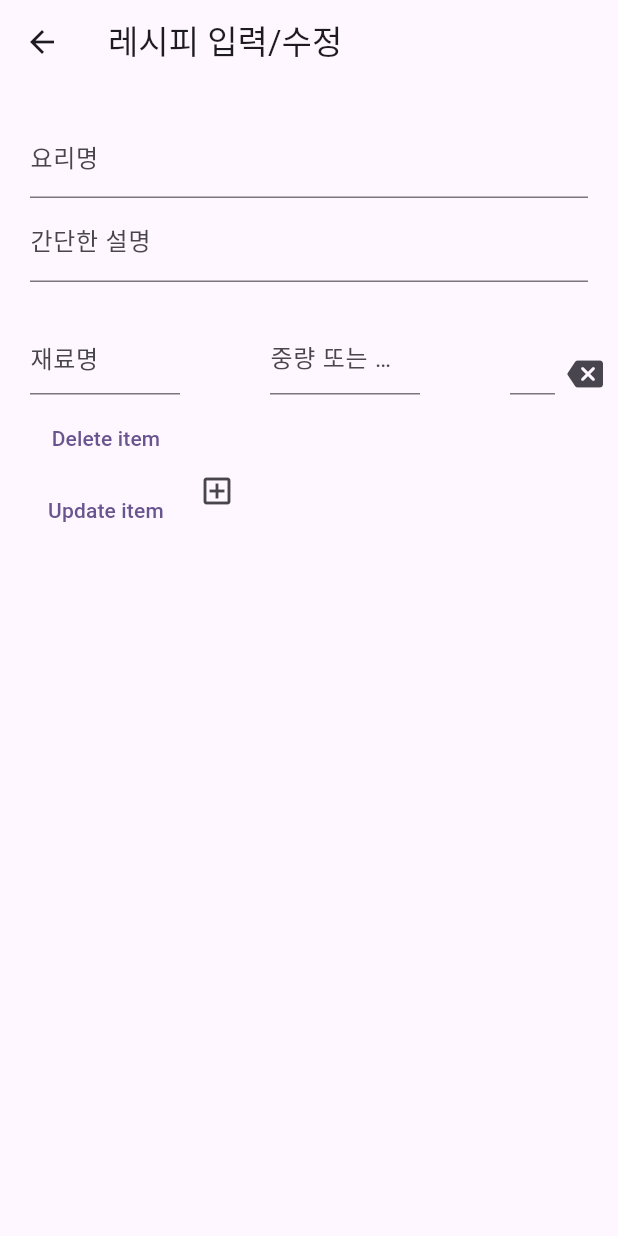
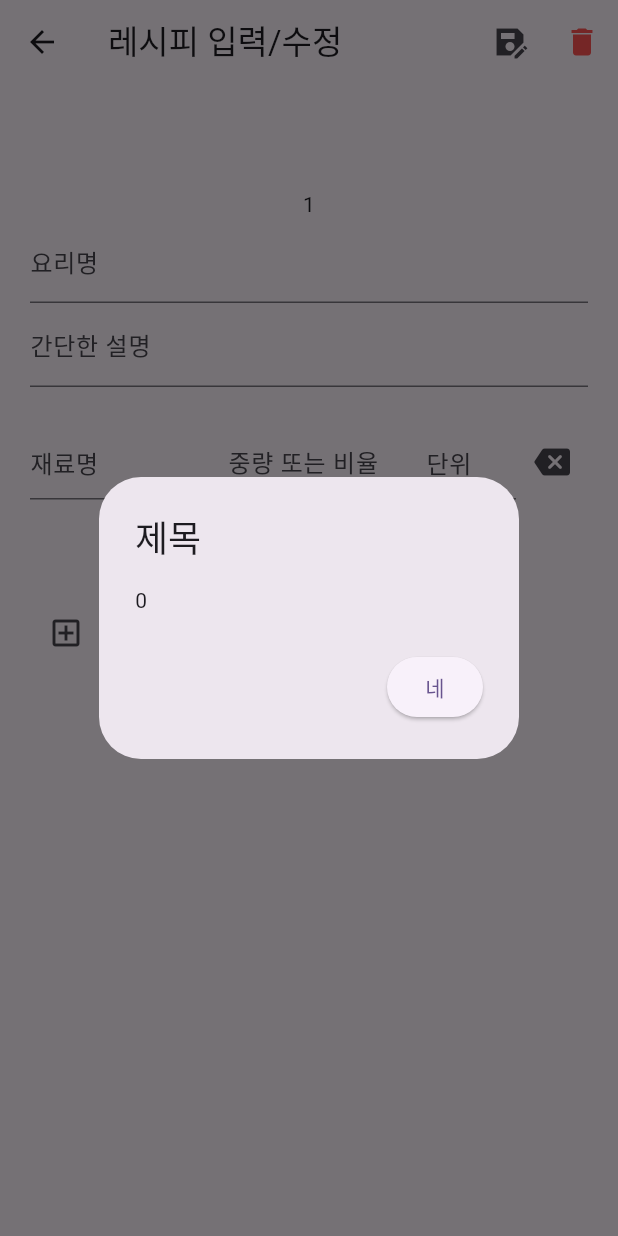
Before and after one commit to KwonSoHyeun/flutter_grams, a Flutter app: the EditCookery screen opened directly with empty values, after a tap on the "add box" icon, after a tap on the "backspace" icon, on a phone screen of 412 x 824 dp. Run offline on Flutter 3.47's test engine with Material 2 defaults, Android fonts, the phone set to English and light mode, and no system bars; our stand-ins replace hive, hive_flutter, logger; accounts and stored records are empty; generated files the repository leaves out were written again.

Commit message:
scroll, 재료명 입력시 키보드 가림버그 수정됨 (+4 squashed commits) Squashed commits: [bda532c] dynamic add/ remove 동작함 [acdbfd2] provider로 변경됨 index 버그 수정중 [0abaf2a] provider ui 연동 작업중 [5164310] ui 수정중

```diff
--- a/lib/main.dart
+++ b/lib/main.dart
@@ -1,8 +1,10 @@
 import 'package:flutter/material.dart';
 import 'package:grams/screen/EditCookery.dart';
 import 'package:grams/services/HiveRepository.dart';
+import 'package:grams/services/ItemProvider.dart';
 import 'package:hive_flutter/adapters.dart';
 import 'package:logger/logger.dart';
+import 'package:provider/provider.dart';
 
 import 'model/cookery.dart';
 
@@ -28,7 +30,12 @@ class MyApp extends StatelessWidget {
 
   @override
   Widget build(BuildContext context) {
-    return MaterialApp(
+    return MultiProvider(
+      providers: [
+        ChangeNotifierProvider<ItemProvider>(create: (_) => ItemProvider()),
+        Provider<String>.value(value: "Kwon")
+      ],
+      child: MaterialApp(
         debugShowCheckedModeBanner: false,
         title: 'Flutter Demo',
         theme: ThemeData(
@@ -36,6 +43,7 @@ class MyApp extends StatelessWidget {
           useMaterial3: true,
         ),
         home: const MyHomePage(title: 'Flutter Demo Home Page C'),
+      ),
     );
   }
 }
--- a/lib/screen/EditCookery.dart
+++ b/lib/screen/EditCookery.dart
@@ -1,11 +1,12 @@
 import 'package:flutter/material.dart';
 import 'package:grams/services/HiveRepository.dart';
-import 'package:grams/widgets/BoxIngredientItems.dart';
 import 'package:logger/logger.dart';
+import 'package:provider/provider.dart';
 
 import '../model/cookery.dart';
 import '../model/ingredient.dart';
-import '../widgets/BoxItems.dart';
+import '../services/ItemProvider.dart';
+import '../widgets/BoxIngredientItems.dart';
 
 var logger = Logger(
   printer: PrettyPrinter(),
@@ -23,6 +24,7 @@ class EditCookery extends StatefulWidget {
 class _EditCookeryState extends State<EditCookery> {
   final titleController = TextEditingController();
   final descController = TextEditingController();
+  final testController = TextEditingController();
 
   late Cookery editCookery;
 
@@ -56,6 +58,8 @@ class _EditCookeryState extends State<EditCookery> {
     await HiveRepository.add(personModel);
   }
 
+  void getListIngredient() {}
+
   Future<void> onUpdatePress(BuildContext context) async {
     editCookery.title = titleController.text;
     editCookery.desc = descController.text;
@@ -68,25 +72,68 @@ class _EditCookeryState extends State<EditCookery> {
     showConfirm(context);
   }
 
-  Column someColumn = Column(
-    children: [BoxItems(), BoxItems()],
-  );
+  var groupWidgetList = <Widget>[];
 
-  var groupWidgets = <Widget>[];
+  // List<Widget> getWidgets() {
+  //   //logger.i(set.elementAt(0));
+  //   logger.i("변경감지!!");
+  //   return groupWidgetList;
+  // }
 
   @override
   Widget build(BuildContext context) {
+    final consumer = Provider.of<ItemProvider>(context);
+
     return Scaffold(
         resizeToAvoidBottomInset: false,
         appBar: AppBar(
           title: Text("레시피 입력/수정"),
+          actions: [
+            Visibility(
+              visible: widget.index < 0,
+              child: IconButton(
+                icon: const Icon(Icons.save),
+                tooltip: 'Open shopping cart',
+                onPressed: () {
+                  onAddPress();
+                  // handle the press
+                },
+              ),
+            ),
+            Visibility(
+              visible: widget.index >= 0,
+              child: IconButton(
+                icon: const Icon(Icons.save_as_sharp),
+                tooltip: 'Open shopping cart',
+                onPressed: () {
+                  onUpdatePress(context); // handle the press
+                },
+              ),
+            ),
+            Visibility(
+              visible: widget.index >= 0,
+              child: IconButton(
+                icon: const Icon(Icons.delete),
+                color: Colors.redAccent,
+                tooltip: 'Open shopping cart',
+                onPressed: () {
+                  onDeletePress(context); // handle the press
+                },
+              ),
+            )
+          ],
         ),
         body: SingleChildScrollView(
+          padding: EdgeInsets.only(
+              top: 50, bottom: MediaQuery.of(context).viewInsets.bottom),
           child: Padding(
             padding: const EdgeInsets.all(20),
             child: Column(
               children: <Widget>[
-                TextField(
+                Text("${consumer.getSize().toString()}"),
+                TextFormField(
+                  scrollPadding: EdgeInsets.only(
+                      bottom: MediaQuery.of(context).viewInsets.bottom),
                   controller: titleController,
                   decoration: const InputDecoration(labelText: '요리명'),
                   keyboardType: TextInputType.text,
@@ -97,51 +144,21 @@ class _EditCookeryState extends State<EditCookery> {
                   keyboardType: TextInputType.text,
                 ),
                 const Padding(padding: EdgeInsets.all(10)),
-                Column(
-                  children: this.groupWidgets,
+                Column(children: consumer.getBoxItems()),
+                const SizedBox(
+                  width: 60,
+                  height: 60,
                 ),
                 Row(
                   children: <Widget>[
-                    Visibility(
-                      visible: widget.index < 0,
-                      child: Column(
-                        children: [
-                          TextButton(
-                            child: Text("save"),
-                            onPressed: () {
-                              onAddPress();
-                            },
-                          ),
-                        ],
-                      ),
-                    ),
-                    Visibility(
-                        visible: widget.index >= 0,
-                        child: Column(
-                          children: [
-                            TextButton(
-                              child: Text("Delete item "),
-                              onPressed: () {
-                                onDeletePress(context);
-                              },
-                            ),
-                            TextButton(
-                              child: Text("Update item "),
-                              onPressed: () {
-                                onUpdatePress(context);
-                              },
-                            ),
-                          ],
-                        )),
                     SizedBox(
-                        height: 18,
-                        width: 18,
                         child: IconButton(
-                          icon: Icon(Icons.add_box_outlined),
-                          onPressed: () {
-                            onAddBoxPress();
-                          },
-                        ))
+                      icon: Icon(Icons.add_box_outlined),
+                      onPressed: () {
+                        consumer.addNewWidgetWithController();
+                        //onAddBoxPress();
+                      },
+                    ))
                   ],
                 )
               ],
@@ -181,6 +198,7 @@ class _EditCookeryState extends State<EditCookery> {
   int boxIndex = 0;
 
   void onAddBoxPress() {
+    logger.d("add ingredient1");
     TextEditingController nameController = TextEditingController();
     TextEditingController rateController = TextEditingController();
     TextEditingController unitController = TextEditingController();
@@ -189,9 +207,10 @@ class _EditCookeryState extends State<EditCookery> {
     rateControllers.add(rateController);
     unitControllers.add(unitController);
 
+    boxIndex++;
+
     setState(() {
-      boxIndex++;
-      this.groupWidgets.add(BoxIngredientItem(
+      this.groupWidgetList.add(BoxIngredientItem(
           boxIndex, nameController, rateController, unitController));
     });
   }
--- /dev/null
+++ b/lib/services/ItemProvider.dart
@@ -0,0 +1,63 @@
+import 'package:flutter/material.dart';
+import 'package:grams/model/ingredient.dart';
+
+import '../widgets/BoxIngredientItems.dart';
+
+class ItemProvider with ChangeNotifier {
+  List<BoxIngredientItem> boxItemWidget = List.empty(growable: true);
+  final List<Ingredient> _itemList = List.empty(growable: true);
+
+  List<TextEditingController> nameControllers = [];
+  List<TextEditingController> rateControllers = [];
+  List<TextEditingController> unitControllers = [];
+
+  int boxIndex = 0;
+
+  List<Ingredient> getItemListAll() {
+    return _itemList;
+  }
+
+  List<BoxIngredientItem> getBoxItems() {
+    return boxItemWidget;
+  }
+
+  int getSize() {
+    return boxItemWidget.length;
+  }
+
+  void addNewWidgetWithController() {
+    TextEditingController nameController = TextEditingController();
+    TextEditingController rateController = TextEditingController();
+    TextEditingController unitController = TextEditingController();
+
+    nameControllers.add(nameController);
+    rateControllers.add(rateController);
+    unitControllers.add(unitController);
+
+    boxItemWidget.add(BoxIngredientItem(
+        boxIndex++, nameController, rateController, unitController));
+    notifyListeners();
+  }
+
+  void addIngredientEmpty() {
+    Ingredient item = Ingredient(name: "", count: 0, unit: "");
+    _itemList.add(item);
+    notifyListeners();
+  }
+
+  void removeIngredientItem(int index) {
+    boxItemWidget.removeAt(index);
+    for (int i = index; i < boxItemWidget.length; i++) {
+      boxItemWidget[i].boxIndex--;
+    }
+
+    --boxIndex;
+    print("ksh index" + index.toString());
+    notifyListeners();
+  }
+
+  void _setIngredientName() async {
+    Ingredient item = Ingredient(name: "", count: 0, unit: "");
+    _itemList.add(item);
+  }
+}
--- a/lib/widgets/BoxIngredientItems.dart
+++ b/lib/widgets/BoxIngredientItems.dart
@@ -1,13 +1,16 @@
 import 'package:flutter/material.dart';
+import 'package:provider/provider.dart';
+
+import '../services/ItemProvider.dart';
 
 class BoxIngredientItem extends StatefulWidget {
-  final int boxIndex;
+  int boxIndex;
   final TextEditingController nameController;
   final TextEditingController rateController;
   final TextEditingController unitController;
 
-  const BoxIngredientItem(this.boxIndex, this.nameController,
-      this.rateController, this.unitController,
+  BoxIngredientItem(this.boxIndex, this.nameController, this.rateController,
+      this.unitController,
       {super.key});
 
   @override
@@ -17,24 +20,30 @@ class BoxIngredientItem extends StatefulWidget {
 class _BoxIngredientItemState extends State<BoxIngredientItem> {
   @override
   Widget build(BuildContext context) {
+    final consumer = Provider.of<ItemProvider>(context);
+
     return Row(
+        mainAxisAlignment: MainAxisAlignment.center,
         // 커스텀 위젯의 내용
         children: [
-          Container(
-            width: 100,
+          Flexible(
+            child: Container(
               height: 50,
-            child: TextField(
+              child: TextFormField(
+                scrollPadding: EdgeInsets.only(
+                    bottom: MediaQuery.of(context).viewInsets.bottom),
                 controller: widget.nameController,
                 decoration: const InputDecoration(labelText: '재료명'),
                 keyboardType: TextInputType.text,
               ),
             ),
+          ),
           const SizedBox(
-            width: 60,
+            width: 8,
             height: 60,
           ),
-          Container(
-            width: 100,
+          Flexible(
+            child: Container(
               height: 50,
               child: TextField(
                 controller: widget.rateController,
@@ -42,11 +51,13 @@ class _BoxIngredientItemState extends State<BoxIngredientItem> {
                 keyboardType: TextInputType.text,
               ),
             ),
+          ),
           const SizedBox(
-            width: 60,
+            width: 8,
+            height: 60,
           ),
           Container(
-            width: 30,
+            width: 60,
             height: 50,
             child: TextField(
               controller: widget.unitController,
@@ -55,11 +66,31 @@ class _BoxIngredientItemState extends State<BoxIngredientItem> {
             ),
           ),
           SizedBox(
-              height: 18,
-              width: 18,
               child: IconButton(
             icon: Icon(Icons.backspace_rounded),
-                onPressed: () {},
+            onPressed: () {
+              showDialog(
+                context: context,
+                barrierDismissible: true, //바깥 영역 터치시 닫을지 여부 결정
+                builder: ((context) {
+                  return AlertDialog(
+                    title: Text("제목"),
+                    content: Text(widget.boxIndex.toString()),
+                    actions: <Widget>[
+                      Container(
+                        child: ElevatedButton(
+                          onPressed: () {
+                            consumer.removeIngredientItem(widget.boxIndex);
+                            Navigator.of(context).pop(); //창 닫기
+                          },
+                          child: Text("네"),
+                        ),
+                      ),
+                    ],
+                  );
+                }),
+              );
+            },
           ))
         ]);
   }
```
Lines whose indentation alone changed are shown as unchanged.
